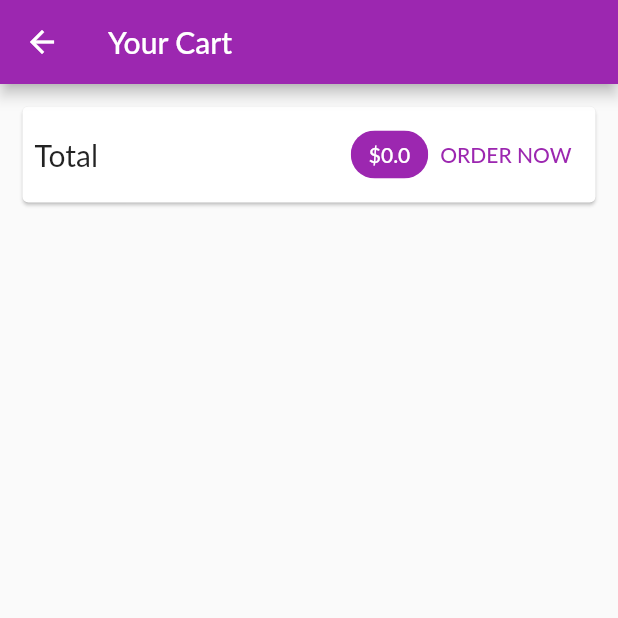
After one commit to AdrianFernandezPerez/ShopApp, a Flutter app: the CartScreen screen opened by its route, on a phone screen of 412 x 824 dp, the top half of it. The commit adds this screen. Run offline on Flutter 3.47's test engine with Material 2 defaults, Android fonts, the phone set to English and light mode, and no system bars; network calls fail; Roboto replaces fonts that are missing (Lato).

Commit message:
Ya se puede añadir ropa al carrito

```diff
--- a/lib/main.dart
+++ b/lib/main.dart
@@ -5,6 +5,7 @@ import './providers/cart.dart';
 import './providers/products.dart';
 import './screens/product_detail_screen.dart';
 import './screens/products_overview_screen.dart';
+import 'package:shop_app/screens/cart_screen.dart';
 
 void main() {
   runApp(const MyApp());
@@ -30,6 +31,7 @@ class MyApp extends StatelessWidget {
         home: ProductsOverviewScreen(),
         routes: {
           ProductDetailScreen.routeName: (ctx) => ProductDetailScreen(),
+          CartScreen.routeName: (ctx) => CartScreen(),
         },
       ),
     );
--- a/lib/providers/cart.dart
+++ b/lib/providers/cart.dart
@@ -10,7 +10,7 @@ class CartItem {
 }
 
 class Cart with ChangeNotifier {
-  Map<String, CartItem>? _items;
+  Map<String, CartItem>? _items = {};
 
   Map<String, CartItem> get items {
     return {...?_items};
@@ -18,6 +18,14 @@ class Cart with ChangeNotifier {
 
   int? get itemCount{
     return _items == null ? 0 : _items?.length;
+  }
+
+  double get totalAmount{
+    var total = 0.0;
+    _items?.forEach((key, cartItem) {
+      total += cartItem.price * cartItem.quantity;
+    });
+    return total;
   }
 
   void addItem(String productId, double price, String title){
--- /dev/null
+++ b/lib/screens/cart_screen.dart
@@ -0,0 +1,66 @@
+import 'package:flutter/material.dart';
+import 'package:provider/provider.dart';
+import 'package:shop_app/widgets/cart_item.dart' as ci;
+
+import '../providers/cart.dart' show Cart;
+
+class CartScreen extends StatelessWidget {
+  const CartScreen({Key? key}) : super(key: key);
+  static const routeName = '/cart';
+
+  @override
+  Widget build(BuildContext context) {
+    final cart = Provider.of<Cart>(context);
+    return Scaffold(
+      appBar: AppBar(
+        title: Text('Your Cart'),
+      ),
+      body: Column(
+        children: [
+          Card(
+            margin: EdgeInsets.all(15),
+            child: Padding(
+              padding: EdgeInsets.all(8),
+              child: Row(
+                mainAxisAlignment: MainAxisAlignment.spaceBetween,
+                children: [
+                  Text(
+                    'Total',
+                    style: TextStyle(fontSize: 20),
+                  ),
+                  Spacer(),
+                  SizedBox(
+                    width: 10,
+                  ),
+                  Chip(
+                    label: Text(
+                      '\$${cart.totalAmount}',
+                      style: TextStyle(color: Theme.of(context).primaryTextTheme.headline6?.color),
+                    ),
+                    backgroundColor: Theme.of(context).primaryColor,
+                  ),
+                  TextButton(
+                    onPressed: () {},
+                    child: Text(
+                      'ORDER NOW',
+                      style: TextStyle(color: Theme.of(context).primaryColor),
+                    ),
+                  )
+                ],
+              ),
+            ),
+          ),
+          SizedBox(
+            height: 10,
+          ),
+          Expanded(
+            child: ListView.builder(
+              itemCount: cart.items.length,
+              itemBuilder: (ctx, i) => ci.CartItem(cart.items.values.toList()[i]!.id, cart.items.values.toList()[i]!.price, cart.items.values.toList()[i]!.quantity, cart.items.values.toList()[i]!.title),
+            ),
+          ),
+        ],
+      ),
+    );
+  }
+}
--- a/lib/screens/products_overview_screen.dart
+++ b/lib/screens/products_overview_screen.dart
@@ -1,5 +1,6 @@
 import 'package:flutter/material.dart';
 import 'package:provider/provider.dart';
+import 'package:shop_app/screens/cart_screen.dart';
 import 'package:shop_app/widgets/badge.dart';
 
 import '../providers/cart.dart';
@@ -51,7 +52,9 @@ class _ProductsOverviewScreenState extends State<ProductsOverviewScreen> {
               ),
               child: IconButton(
                 icon: Icon(Icons.shopping_cart),
-                onPressed: () {},
+                onPressed: () {
+                  Navigator.of(context).pushNamed(CartScreen.routeName);
+                },
               ))
         ],
       ),
--- a/lib/widgets/product_item.dart
+++ b/lib/widgets/product_item.dart
@@ -13,7 +13,7 @@ class ProductItem extends StatelessWidget {
 
   @override
   Widget build(BuildContext context) {
-    final product = Provider.of<Product>(context, listen: false);
+    final product = Provider.of<Product>(context);
     final cart = Provider.of<Cart>(context, listen: false);
     return ClipRRect(
       borderRadius: BorderRadius.circular(10),
```
Also changed, not shown: lib/widgets/cart_item.dart (added, +41 -0 lines).
